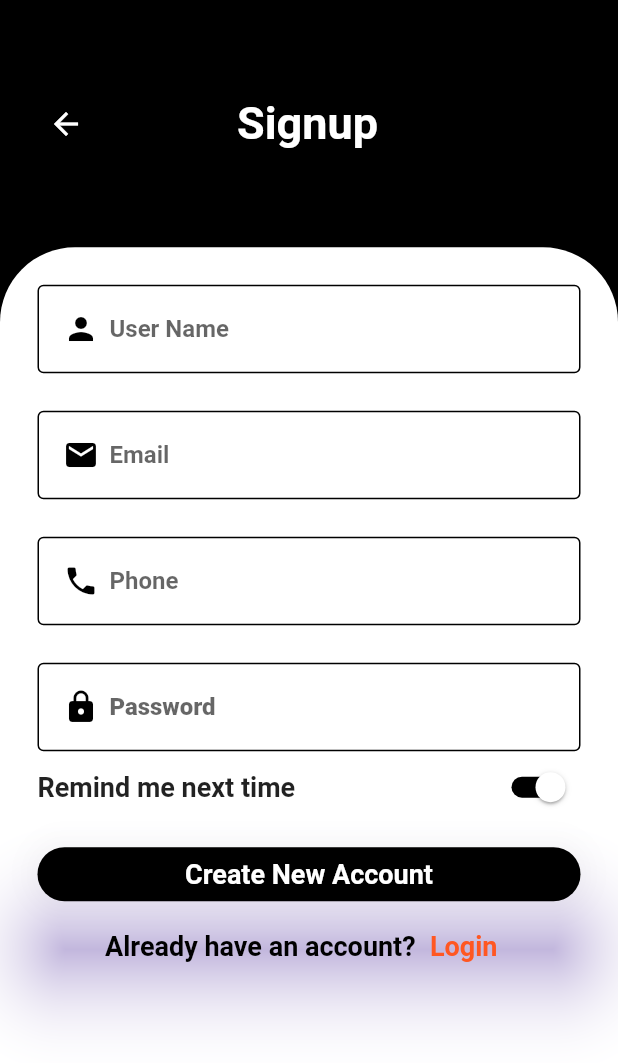
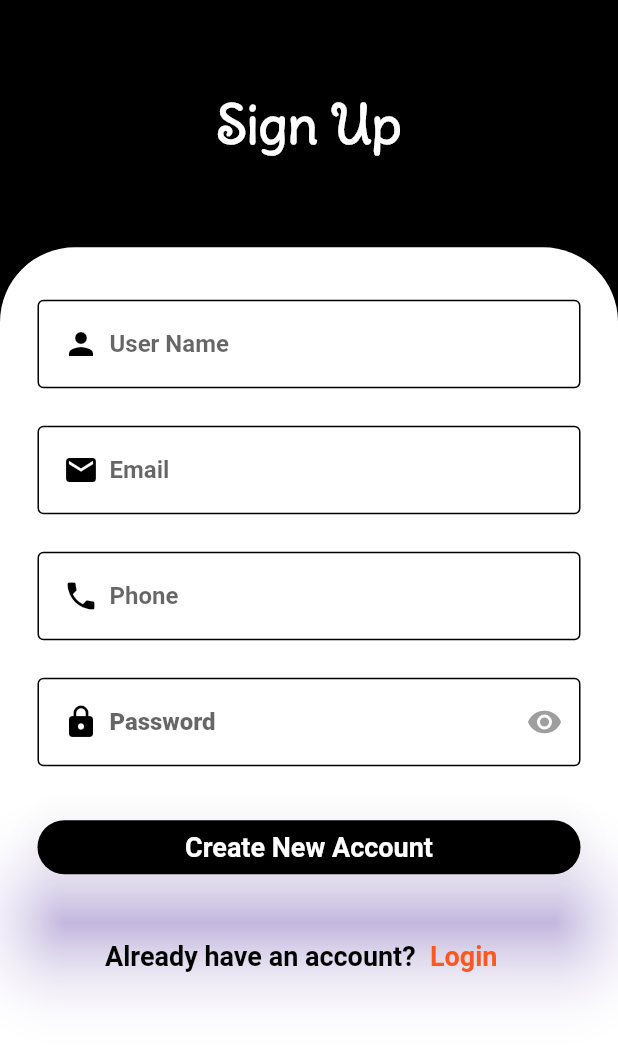
Before and after one commit to Sarwar-95/Khabar-Bilash-Food_Delivery, a Flutter app: the screen it shows after launch, after a tap on "Log In", after a tap on "Sign up", on a phone screen of 412 x 824 dp. Shown: the top 1063 px of the screen. Run offline on Flutter 3.47's test engine with Material 2 defaults, Android fonts, the phone set to English and light mode, and no system bars; our stand-ins replace badges, cloud_firestore, email_validator, firebase_auth, firebase_core, font_awesome_flutter and 2 more; accounts and stored records are empty; network calls fail.

Commit message:
Update Login and Sign Up

```diff
--- a/lib/main.dart
+++ b/lib/main.dart
@@ -19,13 +19,14 @@ import 'package:newapp/cart/order_model.dart';
 import 'package:newapp/Extra/practice.dart';
 import 'package:newapp/provider/app_design.dart';
 import 'package:newapp/provider/counter_provider.dart';
+import 'package:newapp/views/forget_password/forget_password.dart';
 import 'package:provider/provider.dart';
 import 'views/cuisines_part/biryani/bustine.dart';
 import 'Extra/practice_3.dart';
 import 'views/login_screen/login_screen.dart';
 import 'views/signup_screen/signup_screen.dart';
 import 'views/splash_screen/splash_screen.dart';
-import 'views/home_screen.dart/home_screen.dart';
+import 'views/home_screen/home_screen.dart';
 
 void main() async {
   // Firebase---
@@ -48,8 +49,6 @@ class MyApp extends StatelessWidget {
   @override
   Widget build(BuildContext context) {
     return MaterialApp(
-       navigatorKey: navigatorKey,
-
       debugShowCheckedModeBanner: false,
       home:
 
@@ -57,6 +56,7 @@ class MyApp extends StatelessWidget {
           //foodDelivery(),
           //----------------------
           SplashScreen(),
+          //ForgetPassword()
       //Counter()
       //Home(),
       //SignIn()
@@ -64,7 +64,7 @@ class MyApp extends StatelessWidget {
 
       // ---Cuisines---
       //Biryani(),
-      //Undal(),
+          //Undal(),
       //Bustine()
       //Burgers(),
       //Cafe()
--- a/lib/views/login_screen/login_screen.dart
+++ b/lib/views/login_screen/login_screen.dart
@@ -5,8 +5,11 @@ import 'package:flutter/src/widgets/framework.dart';
 import 'package:font_awesome_flutter/font_awesome_flutter.dart';
 import 'package:google_sign_in/google_sign_in.dart';
 import 'package:newapp/firebase/auth/google_signin.dart';
-import 'package:newapp/views/home_screen.dart/home_screen.dart';
+import 'package:newapp/views/forget_password/forget_password.dart';
+import 'package:newapp/views/home_screen/home_screen.dart';
 import 'package:newapp/views/splash_screen/splash_screen.dart';
+import 'package:newapp/widgets_common/divider.dart';
+import 'package:newapp/widgets_common/text_rich.dart';
 import 'package:provider/provider.dart';
 import '../signup_screen/signup_screen.dart';
 
@@ -20,6 +23,7 @@ class SignIn extends StatefulWidget {
 }
 
 class _SignInState extends State<SignIn> {
+  bool _showPassword = false;
   //=================================================================
   final _emailController = TextEditingController();
   final _passController = TextEditingController();
@@ -55,23 +59,16 @@ class _SignInState extends State<SignIn> {
                   child: ListView(
                     children: [
                       Padding(
-                        padding: const EdgeInsets.only(right: 400),
-                        child: IconButton(
-                          onPressed: () {
-                            Navigator.of(context).pop();
-                          },
-                          icon: Icon(Icons.arrow_back),
-                          color: Colors.white,
-                        ),
-                      ),
-                      Padding(
-                        padding: const EdgeInsets.only(left: 30),
+                        padding: const EdgeInsets.only(top: 35, left: 30),
+                        child: Center(
                           child: Text(
                             'Login',
                             style: TextStyle(
-                              fontSize: 30,
+                                fontSize: 35,
                                 color: Colors.white,
+                                fontFamily: 'DeliusSwashCaps',
                                 fontWeight: FontWeight.w700),
+                          ),
                         ),
                       ),
                       SizedBox(
@@ -79,12 +76,15 @@ class _SignInState extends State<SignIn> {
                       ),
                       Padding(
                         padding: const EdgeInsets.only(left: 30),
+                        child: Center(
                           child: Text(
                             'Welcome Back',
                             style: TextStyle(
                                 color: Colors.white,
-                              fontSize: 18,
-                              fontWeight: FontWeight.w600),
+                                fontFamily: 'DeliusSwashCaps',
+                                fontSize: 35,
+                                fontWeight: FontWeight.bold),
+                          ),
                         ),
                       )
                     ],
@@ -152,7 +152,7 @@ class _SignInState extends State<SignIn> {
                                 return null;
                               },
                               controller: _passController,
-                              obscureText: true, // for password
+                              obscureText: !this._showPassword, // for password
                               style: TextStyle(
                                   color: Colors.black,
                                   fontWeight: FontWeight.w800),
@@ -173,6 +173,19 @@ class _SignInState extends State<SignIn> {
                                     color: Colors.black,
                                   ),
                                 ),
+
+                                suffixIcon: IconButton(
+                                  onPressed: (() {
+                                    setState(() {
+                                      this._showPassword = !this._showPassword;
+                                    });
+                                  }),
+                                  icon: Icon(Icons.remove_red_eye),
+                                  color: this._showPassword
+                                      ? Colors.blue
+                                      : Colors.grey,
+                                ),
+
                                 hintText: 'Password',
                               ),
                             ),
@@ -180,66 +193,72 @@ class _SignInState extends State<SignIn> {
                             //-----------------------------------------------------------
 
                             SizedBox(
-                              height: 25,
+                              height: 20,
                             ),
-                            Row(
-                              mainAxisAlignment: MainAxisAlignment.spaceBetween,
-                              children: [
-                                Text(
-                                  'Remind me next time',
+
+                            Align(
+                              alignment: Alignment.centerRight,
+                              child: GestureDetector(
+                                onTap: () {
+                                  Navigator.of(context).push(MaterialPageRoute(
+                                      builder: (BuildContext context) {
+                                    return ForgetPassword();
+                                  }));
+                                },
+                                child: Text(
+                                  "Forget Password?",
                                   style: TextStyle(
                                       fontWeight: FontWeight.bold,
-                                      fontSize: 18),
+                                      fontSize: 18,
+                                      color: Colors.black),
                                 ),
-                                Switch(
-                                    activeColor: Colors.white,
-                                    activeTrackColor: Colors.black,
-                                    value: true,
-                                    onChanged: (value) {})
-                              ],
                               ),
-
+                            ),
                             SizedBox(
-                              height: 25,
+                              height: 20,
                             ),
-
+                            TextRich(),
+                            SizedBox(
+                              height: 20,
+                            ),
                             //-----------------------------(Log In Button)--------------------------
                             //======================================================================
                             ElevatedButton(
                                 onPressed: () {
                                   //===================================================================
-                                  //|..................... F I R E B A S E ...........................|
-                                  //===================================================================
-
-                                  showDialog(
-                                      context: context,
-                                      barrierDismissible: false,
-                                      builder: ((context) {
-                                        return Center(
-                                          child: CircularProgressIndicator(),
-                                        );
-                                      }));
-
-                                  //==================================================================
+                                  //|..................... F I R E B A S E ............................|
+                                  //|===================================================================
+                                  //|==================================================================|
 
                                   try {
                                     FirebaseAuth.instance
                                         .signInWithEmailAndPassword(
                                             email: _emailController.text.trim(),
                                             password:
-                                                _passController.text.trim());
-                                  } on FirebaseAuthException catch (e) {
+                                                _passController.text.trim()).then((value) => foodDelivery());
+                                  // Navigator.push(
+                                  //     context,
+                                  //     MaterialPageRoute(
+                                  //         builder: (context) => foodDelivery()));
+                                  }
+
+                                  on FirebaseAuthException catch (e) {
+
                                     if (e.code == 'user-not-found') {
-                                      print("No user found for that email");
+                                      ScaffoldMessenger.of(context)
+                                          .showSnackBar(SnackBar(
+                                              content: Text(
+                                                  "No user found for that email")));
                                     } else if (e.code == 'wrong-password') {
-                                      print("Wrong password buddy");
+                                      ScaffoldMessenger.of(context)
+                                          .showSnackBar(SnackBar(
+                                              content: Text(
+                                                  "Wrong password buddy")));
                                     }
                                   }
 
-                                  Navigator.pop(context);
-
                                   if (_formkey.currentState!.validate()) {
-                                    return print("Log in successfully!!!");
+                                    print("Log in successfully!!!");
                                   }
 
                                   //==================================================================
@@ -296,6 +315,13 @@ class _SignInState extends State<SignIn> {
                               ),
                             ),
 
+                            //----------------
+                            DividerWidget(),
+                            SizedBox(
+                              height: 20,
+                            ),
+                            //----------------
+
                             Padding(
                               padding:
                                   const EdgeInsets.symmetric(horizontal: 60),
--- a/lib/views/signup_screen/signup_screen.dart
+++ b/lib/views/signup_screen/signup_screen.dart
@@ -4,7 +4,7 @@ import 'package:firebase_auth/firebase_auth.dart';
 import 'package:flutter/material.dart';
 import 'package:flutter/src/widgets/container.dart';
 import 'package:flutter/src/widgets/framework.dart';
-import 'package:newapp/views/home_screen.dart/home_screen.dart';
+import 'package:newapp/views/home_screen/home_screen.dart';
 import '../login_screen/login_screen.dart';
 
 class SignUp extends StatefulWidget {
@@ -17,6 +17,7 @@ class SignUp extends StatefulWidget {
 }
 
 class _SignUpState extends State<SignUp> {
+  bool _showPassword = false;
   final formKey = GlobalKey<FormState>();
 
   //===================================================================
@@ -40,9 +41,6 @@ class _SignUpState extends State<SignUp> {
   //===================================================================
 
   Future signUp() async {
-    // final isValid = formKey.currentState!.validate();
-    // if (isValid) return;
-
     await FirebaseAuth.instance
         .createUserWithEmailAndPassword(
             email: _userEmailController.text.trim(),
@@ -81,29 +79,14 @@ class _SignUpState extends State<SignUp> {
                       bottomRight: Radius.circular(50)),
                   color: Colors.black,
                 ),
-                child: Row(
-                  children: [
-                    Padding(
-                      padding: const EdgeInsets.only(left: 20),
-                      child: IconButton(
-                        onPressed: () {
-                          Navigator.pop(context);
-                        },
-                        icon: Icon(Icons.arrow_back),
-                        color: Colors.white,
-                      ),
-                    ),
-                    SizedBox(
-                      width: 90,
-                    ),
-                    Text(
-                      'Signup',
-                      style: TextStyle(
-                          fontSize: 30,
-                          color: Colors.white,
-                          fontWeight: FontWeight.w700),
-                    ),
-                  ],
+                child: Center(
+                  child: Text(
+                    'Sign Up',
+                    style: TextStyle(
+                       fontSize: 35,
+                       color: Colors.white,
+                       fontFamily: 'DeliusSwashCaps',
+                       fontWeight: FontWeight.w700)),
                 ),
               ),
 
@@ -117,7 +100,7 @@ class _SignUpState extends State<SignUp> {
                         topLeft: Radius.circular(50),
                         topRight: Radius.circular(50))),
                 child: Padding(
-                  padding: const EdgeInsets.only(left: 25, right: 25, top: 25),
+                  padding: const EdgeInsets.only(left: 25, right: 25, top: 35),
                   child: Form(
                     key: formKey,
                     child: ListView(
@@ -221,7 +204,7 @@ class _SignUpState extends State<SignUp> {
                               value != null && value.length < 6
                                   ? "Enter a min. 6 characters"
                                   : null,
-                          obscureText: true, // for password
+                          obscureText: !this._showPassword, // for password
 
                           style: TextStyle(
                               color: Colors.black, fontWeight: FontWeight.w800),
@@ -243,31 +226,26 @@ class _SignUpState extends State<SignUp> {
                               ),
                             ),
                             hintText: 'Password',
+                            suffixIcon: IconButton(
+                              onPressed: (() {
+                                setState(() {
+                                  this._showPassword = !this._showPassword;
+                                    });
+                                  }),
+                                  icon: Icon(Icons.remove_red_eye),
+                                  color: this._showPassword
+                                      ? Colors.blue
+                                      : Colors.grey,
+                                ),
                           ),
                         ),
 
-                        //-----------------------------------------------------------
-
-                        Row(
-                          mainAxisAlignment: MainAxisAlignment.spaceBetween,
-                          children: [
-                            Text(
-                              'Remind me next time',
-                              style: TextStyle(
-                                  fontWeight: FontWeight.bold, fontSize: 18),
-                            ),
-                            Switch(
-                                activeColor: Colors.white,
-                                activeTrackColor: Colors.black,
-                                value: true,
-                                onChanged: (value) {})
-                          ],
-                        ),
                         SizedBox(
-                          height: 10,
+                          height: 30,
                         ),
 
                         //-----------------------------(Log In Button)--------------------------
+                        //======================================================================
                         //======================================================================
                         ElevatedButton(
                             onPressed: () {
@@ -286,6 +264,11 @@ class _SignUpState extends State<SignUp> {
                             )),
 
                         //-----------------------------------------------------------------------
+
+                        SizedBox(
+                          height: 25,
+                        ),
+
                         Padding(
                           padding: const EdgeInsets.only(left: 45),
                           //--------------------Row
--- a/lib/views/splash_screen/splash_screen.dart
+++ b/lib/views/splash_screen/splash_screen.dart
@@ -5,11 +5,10 @@ import 'package:flutter/material.dart';
 import 'package:flutter/src/widgets/container.dart';
 import 'package:flutter/src/widgets/framework.dart';
 import 'package:newapp/const/colors.dart';
-import 'package:newapp/views/home_screen.dart/home_screen.dart';
+import 'package:newapp/views/home_screen/home_screen.dart';
 import 'package:newapp/views/login_screen/login_screen.dart';
 import 'package:newapp/views/signup_screen/signup_screen.dart';
 
-import '../../firebase/auth/auth.dart';
 
 class SplashScreen extends StatefulWidget {
   const SplashScreen({super.key});
--- /dev/null
+++ b/lib/widgets_common/divider.dart
@@ -0,0 +1,36 @@
+import 'package:flutter/cupertino.dart';
+import 'package:flutter/material.dart';
+
+class DividerWidget extends StatelessWidget {
+  const DividerWidget({super.key});
+
+  @override
+  Widget build(BuildContext context) {
+    return Row(
+      children: [
+
+        Expanded(
+          child: Divider(
+            color: Colors.black,
+            thickness: 2.5,
+            endIndent: 10.0
+
+          )
+        ),
+
+        Text("OR",style:
+        TextStyle(fontSize: 16,
+        fontWeight: FontWeight.bold),),
+
+        Expanded(
+          child: Divider(
+            color: Colors.black,
+            thickness: 2.5,
+            indent: 10.0
+          )
+        ),
+
+      ],
+    );
+  }
+}
--- /dev/null
+++ b/lib/widgets_common/text_rich.dart
@@ -0,0 +1,28 @@
+import 'package:flutter/cupertino.dart';
+import 'package:flutter/material.dart';
+import 'package:flutter/src/widgets/container.dart';
+import 'package:flutter/src/widgets/framework.dart';
+
+class TextRich extends StatelessWidget {
+  const TextRich({super.key});
+
+  @override
+  Widget build(BuildContext context) {
+    return Text.rich(
+        TextSpan(
+          text: 'I agree with ', style: TextStyle(
+          fontSize: 18, color: Colors.black,
+          fontWeight: FontWeight.bold
+        ),
+          children: <TextSpan>[
+            TextSpan(
+              text: 'Terms & Conditions', style: TextStyle(
+              fontWeight: FontWeight.bold,
+              fontSize: 18, color: Colors.blue,
+            ),
+
+            ),
+          ]
+    ));
+  }
+}
```
Also changed, not shown: lib/firebase/auth/auth.dart (deleted, +0 -34 lines), lib/views/forget_password/forget_password.dart (added, +146 -0 lines), lib/views/home_screen/home_screen.dart (renamed from lib/views/home_screen.dart/home_screen.dart, +37 -25 lines), pubspec.yaml (+11 -8 lines), fonts/Charmonman-Bold.ttf (added), fonts/Charmonman-Regular.ttf (added), fonts/DeliusSwashCaps-Regular.ttf (added), fonts/KaushanScript-Regular.ttf (added). Lines whose indentation alone changed are shown as unchanged.
